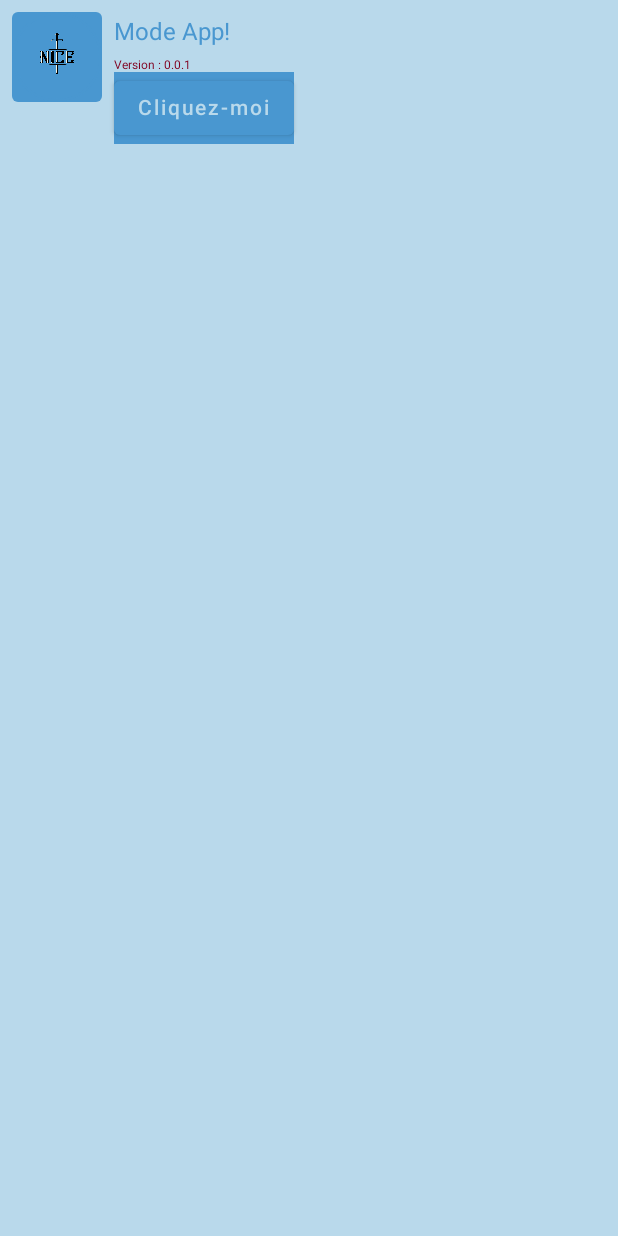
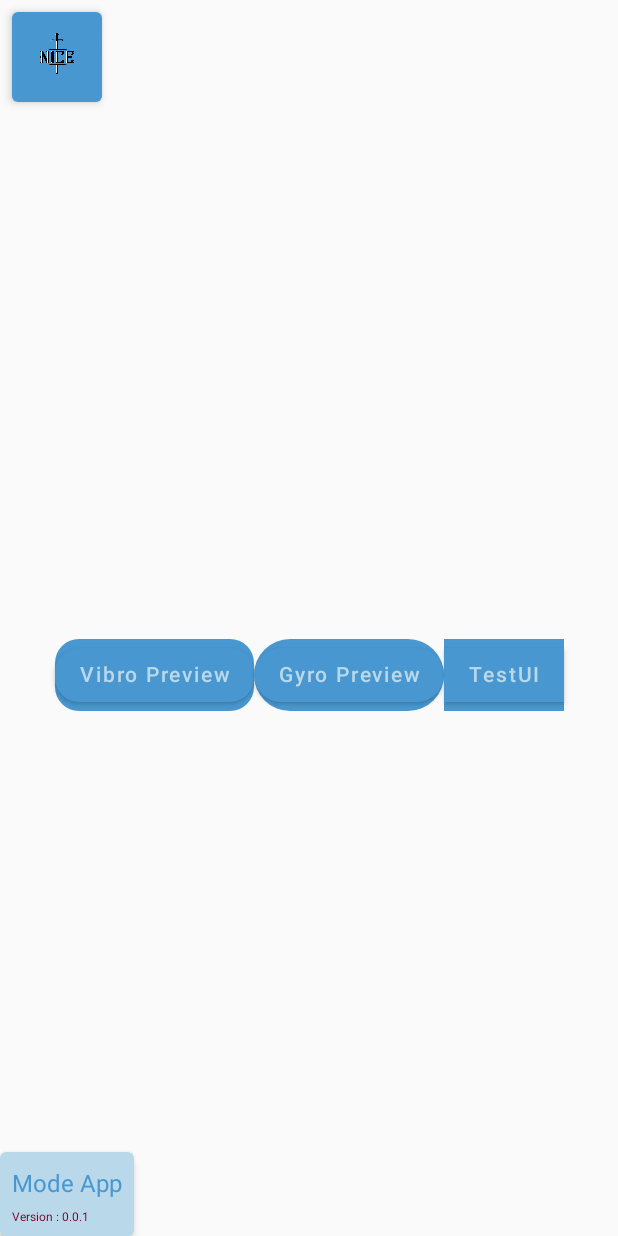
Before and after one commit to Les-Preux-Chevaliers/AppAndroidUQAC, an Android app built with Jetpack Compose: the screen it shows after launch (MainActivity), on a phone screen of 412 x 824 dp. Run offline under Robolectric (Android 15) with nearby library versions, the phone set to English and light mode, and no system bars.

Commit message:
FEAT - Add first navigation system with dedicated class for everybody
ADD :
First navController + navHost;
GyroClass
VibroClass
HomePage for debug
(everything on the app)

Button on the home page to redirect to other page

```diff
--- a/app/build.gradle
+++ b/app/build.gradle
@@ -47,6 +47,9 @@ android {
 }
 
 dependencies {
+    def nav_version = "2.5.3"
+
+    implementation("androidx.navigation:navigation-compose:$nav_version")
 
     implementation 'androidx.core:core-ktx:1.7.0'
     implementation 'androidx.lifecycle:lifecycle-runtime-ktx:2.3.1'
@@ -54,6 +57,9 @@ dependencies {
     implementation "androidx.compose.ui:ui:$compose_ui_version"
     implementation "androidx.compose.ui:ui-tooling-preview:$compose_ui_version"
     implementation 'androidx.compose.material:material:1.2.0'
+    implementation 'androidx.appcompat:appcompat:1.6.1'
+    implementation 'com.google.android.material:material:1.4.0'
+    implementation 'androidx.constraintlayout:constraintlayout:2.1.4'
     testImplementation 'junit:junit:4.13.2'
     androidTestImplementation 'androidx.test.ext:junit:1.1.5'
     androidTestImplementation 'androidx.test.espresso:espresso-core:3.5.1'
--- a/app/src/main/AndroidManifest.xml
+++ b/app/src/main/AndroidManifest.xml
@@ -3,6 +3,7 @@
     xmlns:tools="http://schemas.android.com/tools">
 
     <uses-permission android:name="android.permission.VIBRATE" />
+
     <application
         android:allowBackup="true"
         android:dataExtractionRules="@xml/data_extraction_rules"
@@ -12,6 +13,9 @@
         android:supportsRtl="true"
         android:theme="@style/Theme.LEpeeNice"
         tools:targetApi="31">
+        <activity
+            android:name=".GyroTestActivity"
+            android:exported="false" />
         <activity
             android:name=".MainActivity"
             android:exported="true"
--- /dev/null
+++ b/app/src/main/java/com/example/lepeenice/CustomComposable.kt
@@ -0,0 +1,76 @@
+package com.example.lepeenice
+
+import androidx.compose.foundation.layout.*
+import androidx.compose.foundation.shape.RoundedCornerShape
+import androidx.compose.material.MaterialTheme
+import androidx.compose.runtime.Composable
+import androidx.compose.ui.Alignment
+import androidx.compose.ui.Modifier
+import androidx.compose.ui.unit.dp
+import androidx.navigation.NavController
+
+class CustomComposable {
+    companion object {
+        /*
+        Affiche la version de l'application (preview ou app).
+         */
+        @Composable
+        fun ModeDisplay(name: String) {
+                    Column(modifier = Modifier.padding(all = 8.dp)) {
+                        Spacer(modifier = Modifier.height(4.dp))
+                        Prefab.CustomTitre(content = "$name")
+                        Spacer(modifier = Modifier.height(8.dp))
+                        Prefab.CustomSousTitre(content = "Version : 0.0.1")
+                    }
+        }
+
+        /*
+        Premier Home permettant le redirection entre les pages de test.
+         */
+        @Composable
+        fun FirstHome(name : String,navController: NavController) {
+            Column {
+                Row(modifier = Modifier.padding(all = 8.dp)) {
+                    Prefab.CustomSurface(
+                        color = MaterialTheme.colors.primary,
+                        shape = MaterialTheme.shapes.medium
+                    ) {
+                        Prefab.CustomImage(
+                            source = R.drawable.logoepeenice,
+                            contentDescription = "LEpeeNiceLogo"
+                        )
+                    }
+                    Spacer(modifier = Modifier.width(8.dp))
+                }
+                Column(modifier = Modifier.fillMaxSize(),
+                    verticalArrangement = Arrangement.Center,
+                    horizontalAlignment = Alignment.CenterHorizontally)
+                {
+                    Row(modifier = Modifier.padding(all = 8.dp),) {
+                        Prefab.CustomButton(
+                            text = "Vibro Preview",
+                            onClick = { navController.navigate("VibroPreview") }
+                        )
+                        Prefab.CustomButton(
+                            text = "Gyro Preview",
+                            onClick = { navController.navigate("GyroPreview") },
+                            shape = RoundedCornerShape(32.dp)
+                        )
+                        Prefab.CustomButton(
+                            text = "TestUI",
+                            onClick = { navController.navigate("TestUI") },
+                            shape = RoundedCornerShape(0.dp)
+                        )
+                    }
+                }
+            }
+            Column(modifier = Modifier.fillMaxSize(),
+                verticalArrangement = Arrangement.Bottom,
+                horizontalAlignment = Alignment.Start){
+                Prefab.CustomSurface {
+                    CustomComposable.ModeDisplay(name)
+                }
+            }
+        }
+    }
+}
--- a/app/src/main/java/com/example/lepeenice/MainActivity.kt
+++ b/app/src/main/java/com/example/lepeenice/MainActivity.kt
@@ -3,22 +3,30 @@ package com.example.lepeenice
 import android.content.Context
 import android.content.res.Configuration
 import android.os.Bundle
+import android.widget.Button
 import androidx.activity.ComponentActivity
 import androidx.activity.compose.setContent
 import androidx.compose.foundation.Image
+import androidx.compose.foundation.background
 import androidx.compose.foundation.border
 import androidx.compose.foundation.layout.*
 import androidx.compose.foundation.shape.CircleShape
+import androidx.compose.foundation.shape.RoundedCornerShape
 import androidx.compose.material.Button
 import androidx.compose.material.MaterialTheme
 import androidx.compose.material.Surface
 import androidx.compose.material.Text
 import androidx.compose.runtime.Composable
+import androidx.compose.ui.Alignment
 import androidx.compose.ui.Modifier
 import androidx.compose.ui.draw.clip
 import androidx.compose.ui.platform.LocalContext
 import androidx.compose.ui.tooling.preview.Preview
 import androidx.compose.ui.unit.dp
+import androidx.navigation.NavController
+import androidx.navigation.compose.NavHost
+import androidx.navigation.compose.composable
+import androidx.navigation.compose.rememberNavController
 import com.example.lepeenice.ui.theme.LEpeeNiceTheme
 
 
@@ -27,39 +35,20 @@ class MainActivity : ComponentActivity() {
         super.onCreate(savedInstanceState)
         setContent {
             LEpeeNiceTheme {
-                // A surface container using the 'background' color from the theme
-                Surface(
-                    modifier = Modifier.fillMaxSize(),
-                    color = MaterialTheme.colors.background
-                ) {
-                    ModeDisplay("Mode App!")
-                }
+                    val navController = rememberNavController()
+                    NavHost(navController = navController, startDestination = "Home") {
+                        composable("Home") { CustomComposable.FirstHome(name = "Mode App",navController) }
+                        composable("VibroPreview") { VibroClass.VibroPreview() }
+                        composable("GyroPreview") { GyroClass.GyroPreview() }
+                        composable("TestUI") { CustomComposable.FirstHome(name = "Mode App",navController) }
+                    }
             }
         }
     }
 }
 
-@Composable
-fun ModeDisplay(name: String) {
-    Row(modifier = Modifier.padding(all = 8.dp)) {
-        Surface(color = MaterialTheme.colors.primary,
-            shape = MaterialTheme.shapes.medium
-        ) {
-            Prefab.CustomImage(source = R.drawable.logoepeenice, contentDescription = "LEpeeNiceLogo")
-        }
-        Spacer(modifier = Modifier.width(8.dp))
-        Column {
-            Spacer(modifier = Modifier.height(4.dp))
-            Prefab.CustomTitre(Content = "$name")
-            Spacer(modifier = Modifier.height(8.dp))
-            Prefab.CustomSousTitre(Content = "Version : 0.0.1")
-            Prefab.CustomBouton(
-                text = "Cliquez-moi",
-                onClick = { /* Votre fonction de clic ici */ }
-            )
-        }
-    }
-}
+
+
 @Preview(name = "Light Mode")
 @Preview(uiMode = Configuration.UI_MODE_NIGHT_YES,
         showBackground = true,
@@ -67,43 +56,6 @@ fun ModeDisplay(name: String) {
 @Composable
 fun DefaultPreview() {
     LEpeeNiceTheme {
-        Surface(modifier = Modifier.fillMaxSize()){
-            ModeDisplay("Mode Preview")
-        }
+        CustomComposable.ModeDisplay(name = "Preview Mode")
     }
 }
-
-
-//Zone de Alex
-@Preview(name = "GyroPreview",showBackground = true)
-@Composable
-fun GyroPreview() {
-    LEpeeNiceTheme {
-        Surface(modifier = Modifier.fillMaxSize()){
-            Text(text = "Version : 0.0.1")
-        }
-    }
-}
-
-//Zone de Gabin
-@Preview(name = "VibroPreview",showBackground = true)
-@Composable
-fun VibroPreview() {
-    val currentContext: Context = LocalContext.current
-    LEpeeNiceTheme {
-        Surface(modifier = Modifier.fillMaxSize()){
-            Column {
-                Text(text = "Version : 0.0.1")
-
-                Button(onClick =
-                {
-                    Vibrate.vibratePhone(currentContext, 500)
-                    PlaySound.playSound(currentContext, R.raw.sword_metal_woosh, false)
-                })
-                {
-                    Text(text = "test vibration + sound")
-                }
-            }
-        }
-    }
-}
--- a/app/src/main/java/com/example/lepeenice/Prefab.kt
+++ b/app/src/main/java/com/example/lepeenice/Prefab.kt
@@ -3,18 +3,26 @@ package com.example.lepeenice
 import androidx.compose.foundation.Image
 import androidx.compose.foundation.background
 import androidx.compose.foundation.border
+import androidx.compose.foundation.layout.PaddingValues
+import androidx.compose.foundation.layout.defaultMinSize
 import androidx.compose.foundation.layout.size
 import androidx.compose.foundation.shape.CircleShape
-import androidx.compose.material.Button
-import androidx.compose.material.ButtonDefaults
-import androidx.compose.material.MaterialTheme
-import androidx.compose.material.Text
+import androidx.compose.foundation.shape.RoundedCornerShape
+import androidx.compose.material.*
 import androidx.compose.runtime.Composable
 import androidx.compose.ui.Modifier
 import androidx.compose.ui.draw.clip
 import androidx.compose.ui.graphics.Color
+import androidx.compose.ui.graphics.Shape
 import androidx.compose.ui.graphics.painter.Painter
 import androidx.compose.ui.res.painterResource
+import androidx.compose.ui.text.TextStyle
+import androidx.compose.ui.text.font.FontFamily
+import androidx.compose.ui.text.font.FontWeight
+import androidx.compose.ui.text.style.TextAlign
+import androidx.compose.ui.text.style.TextOverflow
+import androidx.compose.ui.unit.Dp
+import androidx.compose.ui.unit.TextUnit
 import androidx.compose.ui.unit.dp
 import com.example.lepeenice.ui.theme.CustomBlanc
 import com.example.lepeenice.ui.theme.CustomBleu
@@ -25,20 +33,48 @@ class Prefab {
         /*
         - Prefab de Texte -
          */
+
+        @Composable
+        fun CustomText(
+            text: String,
+            modifier: Modifier = Modifier,
+            fontWeight: FontWeight? = null,
+            fontSize: TextUnit = TextUnit.Unspecified,
+            textAlign: TextAlign? = null,
+            color: Color = Color.Black,
+            fontFamily: FontFamily = FontFamily.Default,
+            letterSpacing: TextUnit = TextUnit.Unspecified,
+            lineHeight: TextUnit = TextUnit.Unspecified
+        ) {
+            Text(
+                text = text,
+                modifier = modifier,
+                fontWeight = fontWeight,
+                fontSize = fontSize,
+                textAlign = textAlign,
+                color = color,
+                fontFamily = fontFamily,
+                letterSpacing = letterSpacing,
+                lineHeight = lineHeight
+            )
+        }
+
+
+
         @Composable
         fun CustomTitre(
-            Content : String
+            content : String
         ) {
-            Text(text = Content,
+            Text(text = content,
             color = MaterialTheme.colors.primary,
             style = MaterialTheme.typography.body1)
         }
 
         @Composable
         fun CustomSousTitre(
-            Content : String
+            content : String
         ) {
-            Text(text = Content,
+            Text(text = content,
                 color = MaterialTheme.colors.secondary,
                 style = MaterialTheme.typography.body2)
         }
@@ -49,17 +85,24 @@ class Prefab {
 
         @Composable
         fun CustomImage(
-            source: Int, contentDescription: String
+            source: Int,
+            contentDescription: String,
+            modifier: Modifier = Modifier,
+            size: Dp = 60.dp,
+            shape: Shape = CircleShape,
+            borderWidth: Dp = 1.5.dp,
+            borderColor: Color = MaterialTheme.colors.primary
         ) {
             Image(
                 painter = painterResource(source),
                 contentDescription = contentDescription,
-                modifier = Modifier
-                    .size(60.dp)
-                    .clip(CircleShape)
-                    .border(1.5.dp, MaterialTheme.colors.primary, CircleShape)
+                modifier = modifier
+                    .size(size)
+                    .clip(shape)
+                    .border(borderWidth, borderColor, shape)
             )
         }
+
 
 
         /*
@@ -67,26 +110,69 @@ class Prefab {
          */
 
         @Composable
-        fun CustomBouton(
+        fun CustomButton(
             text: String,
             onClick: () -> Unit,
             modifier: Modifier = Modifier,
-            backgroundColor: Color? = null,
-            contentColor: Color = CustomBlanc
+            shape: Shape = RoundedCornerShape(16.dp),
+            backgroundColor: Color = MaterialTheme.colors.primary,
+            contentColor: Color = MaterialTheme.colors.onPrimary,
+            contentPadding: PaddingValues = PaddingValues(horizontal = 16.dp, vertical = 8.dp),
+            textStyle: TextStyle = MaterialTheme.typography.button
         ) {
             Button(
                 onClick = onClick,
-                modifier = modifier.background(backgroundColor ?: CustomBleu),
-                colors = ButtonDefaults.buttonColors(backgroundColor ?: CustomBleu),
+                modifier = modifier
+                    .defaultMinSize(
+                        minWidth = ButtonDefaults.MinWidth,
+                        minHeight = ButtonDefaults.MinHeight
+                    )
+                    .background(backgroundColor, shape),
+                shape = shape,
+                colors = ButtonDefaults.buttonColors(
+                    backgroundColor = backgroundColor,
+                    contentColor = contentColor
+                ),
+                contentPadding = contentPadding,
                 content = {
                     Text(
                         text = text,
-                        color = contentColor
+                        color = contentColor,
+                        style = textStyle,
+                        textAlign = TextAlign.Center,
+                        maxLines = 1,
+                        overflow = TextOverflow.Ellipsis
                     )
                 }
             )
         }
 
 
+
+
+        /*
+        - Prefab de Surface -
+         */
+
+        @Composable
+        fun CustomSurface(
+            modifier: Modifier = Modifier,
+            color: Color = MaterialTheme.colors.surface,
+            contentColor: Color = contentColorFor(color),
+            elevation: Dp = 4.dp,
+            shape: Shape = MaterialTheme.shapes.medium,
+            content: @Composable () -> Unit
+        ) {
+            Surface(
+                modifier = modifier,
+                color = color,
+                contentColor = contentColor,
+                elevation = elevation,
+                shape = shape,
+                content = content
+            )
+        }
+
+
     }
 }
```
Also changed, not shown: app/src/main/java/com/example/lepeenice/GyroClass.kt (added, +29 -0 lines), app/src/main/java/com/example/lepeenice/VibroClass.kt (added, +41 -0 lines), app/src/main/res/layout/activity_gyro_test.xml (added, +9 -0 lines).
